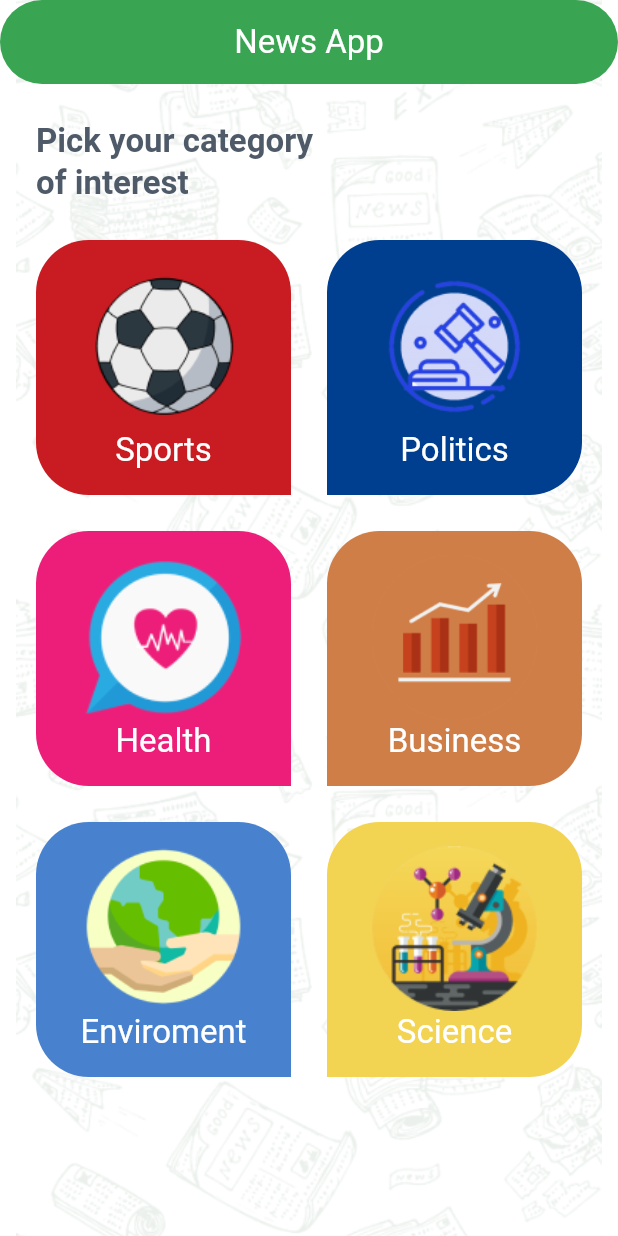
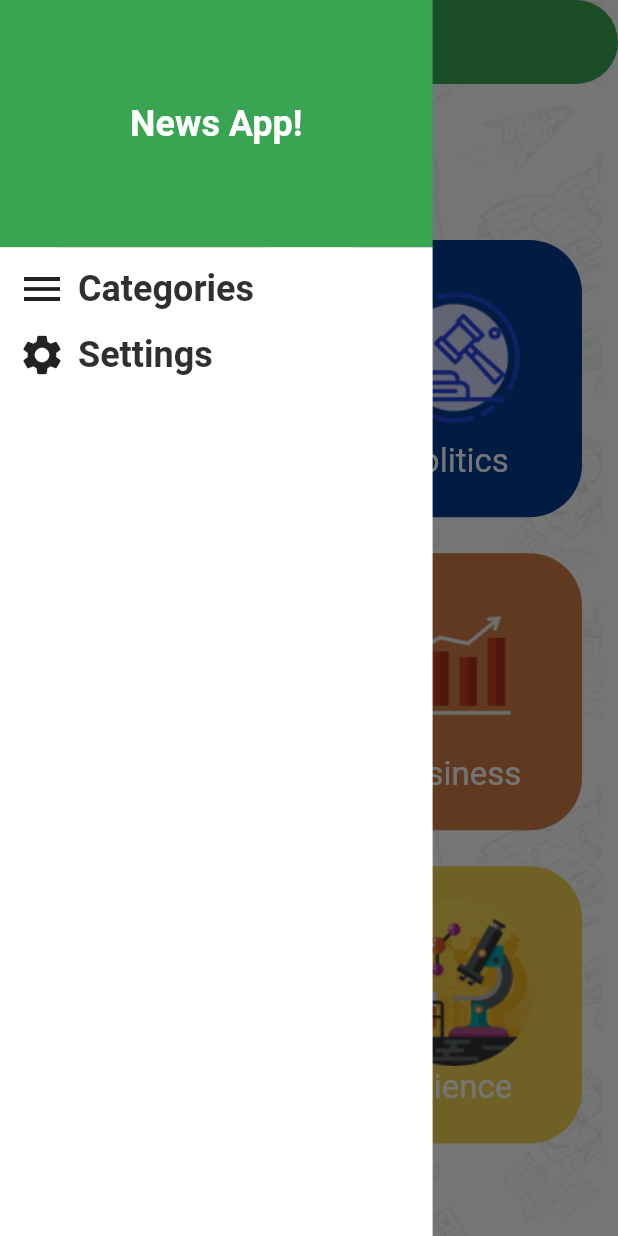
Before and after one commit to MoatazAbdElwhab/news_app, a Flutter app: the screen it shows after launch, with the side drawer open (before the commit the screen has no drawer), on a phone screen of 412 x 824 dp. Run offline on Flutter 3.47's test engine with Material 3 defaults, Android fonts, the phone set to English and light mode, and no system bars.

Commit message:
implement home views switching

```diff
--- a/lib/categories/categories_grid.dart
+++ b/lib/categories/categories_grid.dart
@@ -4,7 +4,8 @@ import 'package:news_app/categories/category_item.dart';
 import 'package:news_app/models/category_model.dart';
 
 class CategoriesGrid extends StatelessWidget {
-  const CategoriesGrid({super.key});
+  final void Function(CategoryModel) onCategorySelected;
+  const CategoriesGrid({super.key, required this.onCategorySelected});
 
   @override
   Widget build(BuildContext context) {
@@ -66,10 +67,14 @@ class CategoriesGrid extends StatelessWidget {
                 crossAxisCount: 2,
                 crossAxisSpacing: 24,
                 mainAxisSpacing: 24,
+                childAspectRatio: 0.92,
               ),
-              itemBuilder: (context, index) => CategoryItem(
-                category: categories[index],
-                index: index,
+              itemBuilder: (context, index) => InkWell(
+                onTap: () => onCategorySelected(categories[index]),
+                child: CategoryItem(
+                  category: categories[index],
+                  index: index,
+                ),
               ),
             ),
           ),
--- /dev/null
+++ b/lib/categories/category_details.dart
@@ -0,0 +1,13 @@
+import 'package:flutter/material.dart';
+
+class CategoryDetails extends StatelessWidget {
+  final String selectedCategory;
+  const CategoryDetails({super.key, required this.selectedCategory});
+
+  @override
+  Widget build(BuildContext context) {
+    return const Center(
+      child: Text('Category Details'),
+    );
+  }
+}
--- a/lib/categories/category_item.dart
+++ b/lib/categories/category_item.dart
@@ -8,11 +8,7 @@ class CategoryItem extends StatelessWidget {
 
   @override
   Widget build(BuildContext context) {
-    return GestureDetector(
-      onTap: () {
-        debugPrint(category.name);
-      },
-      child: Container(
+    return Container(
       decoration: BoxDecoration(
         color: category.color,
         borderRadius: BorderRadiusDirectional.only(
@@ -40,7 +36,6 @@ class CategoryItem extends StatelessWidget {
           ),
         ],
       ),
-      ),
     );
   }
 }
--- /dev/null
+++ b/lib/drawer/home_drawer.dart
@@ -0,0 +1,80 @@
+import 'package:flutter/material.dart';
+import 'package:news_app/app_theme.dart';
+import 'package:news_app/home_screen.dart';
+
+class HomeDrawer extends StatelessWidget {
+  final void Function(DrawerItem) onItemSelected;
+  const HomeDrawer({super.key, required this.onItemSelected});
+
+  @override
+  Widget build(BuildContext context) {
+    TextStyle? titleLargeStyle =
+        Theme.of(context).textTheme.titleLarge?.copyWith(fontSize: 24);
+    final size = MediaQuery.of(context).size;
+    return SizedBox(
+      width: size.width * 0.7,
+      child: Column(
+        children: [
+          Container(
+            height: size.height * 0.2,
+            width: double.infinity,
+            color: AppTheme.primary,
+            alignment: Alignment.center,
+            child: Text(
+              'News App!',
+              style: titleLargeStyle,
+            ),
+          ),
+          Expanded(
+            child: Container(
+              width: double.infinity,
+              color: AppTheme.white,
+              child: Padding(
+                padding: const EdgeInsetsDirectional.only(start: 12, top: 12),
+                child: Column(
+                  children: [
+                    InkWell(
+                      onTap: () => onItemSelected(DrawerItem.categories),
+                      child: Row(
+                        children: [
+                          const Icon(
+                            Icons.menu,
+                            size: 32,
+                          ),
+                          const SizedBox(width: 8),
+                          Text(
+                            'Categories',
+                            style: titleLargeStyle?.copyWith(
+                                color: AppTheme.black),
+                          ),
+                        ],
+                      ),
+                    ),
+                    const SizedBox(height: 12),
+                    InkWell(
+                      onTap: () => onItemSelected(DrawerItem.settings),
+                      child: Row(
+                        children: [
+                          const Icon(
+                            Icons.settings,
+                            size: 32,
+                          ),
+                          const SizedBox(width: 8),
+                          Text(
+                            'Settings',
+                            style: titleLargeStyle?.copyWith(
+                                color: AppTheme.black),
+                          ),
+                        ],
+                      ),
+                    ),
+                  ],
+                ),
+              ),
+            ),
+          ),
+        ],
+      ),
+    );
+  }
+}
--- a/lib/home_screen.dart
+++ b/lib/home_screen.dart
@@ -1,24 +1,67 @@
 import 'package:flutter/material.dart';
 import 'package:news_app/app_theme.dart';
 import 'package:news_app/categories/categories_grid.dart';
+import 'package:news_app/categories/category_details.dart';
+import 'package:news_app/drawer/home_drawer.dart';
+import 'package:news_app/models/category_model.dart';
+import 'package:news_app/settings/settings_tab.dart';
 
-class HomeScreen extends StatelessWidget {
+class HomeScreen extends StatefulWidget {
   const HomeScreen({super.key});
   static const String routeName = '/';
 
   @override
+  State<HomeScreen> createState() => _HomeScreenState();
+}
+
+class _HomeScreenState extends State<HomeScreen> {
+  DrawerItem selectedItem = DrawerItem.categories;
+  CategoryModel? selectedCategory;
+  @override
   Widget build(BuildContext context) {
     return Container(
-      decoration: BoxDecoration(
+      decoration: const BoxDecoration(
         color: AppTheme.white,
         image: DecorationImage(image: AssetImage('assets/images/pattern.png')),
       ),
       child: Scaffold(
         appBar: AppBar(
-          title: Text('News App'),
+          title: Text(
+            selectedCategory != null
+                ? selectedCategory!.name
+                : selectedItem == DrawerItem.categories
+                    ? 'News App'
+                    : 'Settings',
+          ),
         ),
-        body: CategoriesGrid(),
+        drawer: HomeDrawer(
+          onItemSelected: onDrawerItemSelected,
+        ),
+        body: selectedCategory != null
+            ? CategoryDetails(selectedCategory: selectedCategory!.id)
+            : selectedItem == DrawerItem.categories
+                ? CategoriesGrid(
+                    onCategorySelected: onCategorySelected,
+                  )
+                : SettingsTab(),
       ),
     );
   }
+
+  void onDrawerItemSelected(DrawerItem item) {
+    selectedItem = item;
+    selectedCategory = null;
+    Navigator.of(context).pop();
+    setState(() {});
+  }
+
+  void onCategorySelected(CategoryModel category) {
+    selectedCategory = category;
+    setState(() {});
+  }
 }
+
+enum DrawerItem {
+  categories,
+  settings,
+}
--- /dev/null
+++ b/lib/settings/settings_tab.dart
@@ -0,0 +1,12 @@
+import 'package:flutter/material.dart';
+
+class SettingsTab extends StatelessWidget {
+  const SettingsTab({super.key});
+
+  @override
+  Widget build(BuildContext context) {
+    return Center(
+      child: Text('Settings'),
+    );
+  }
+}
```
Lines whose indentation alone changed are shown as unchanged.
